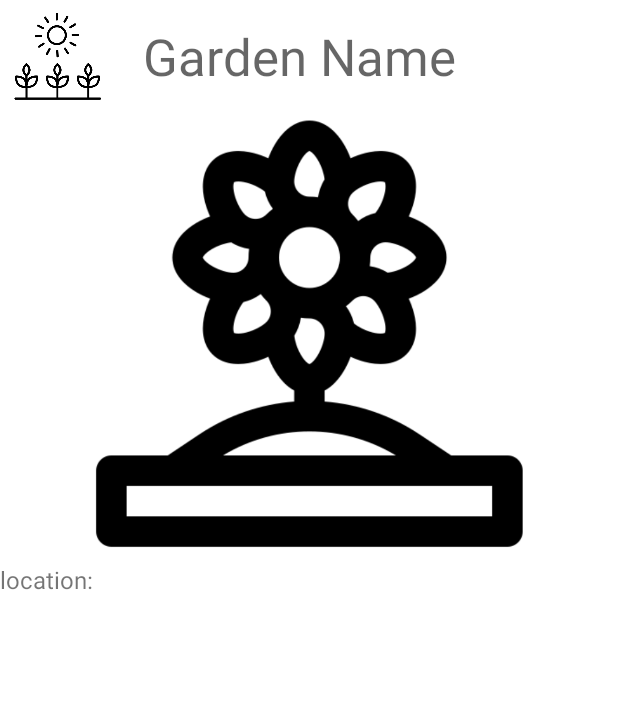
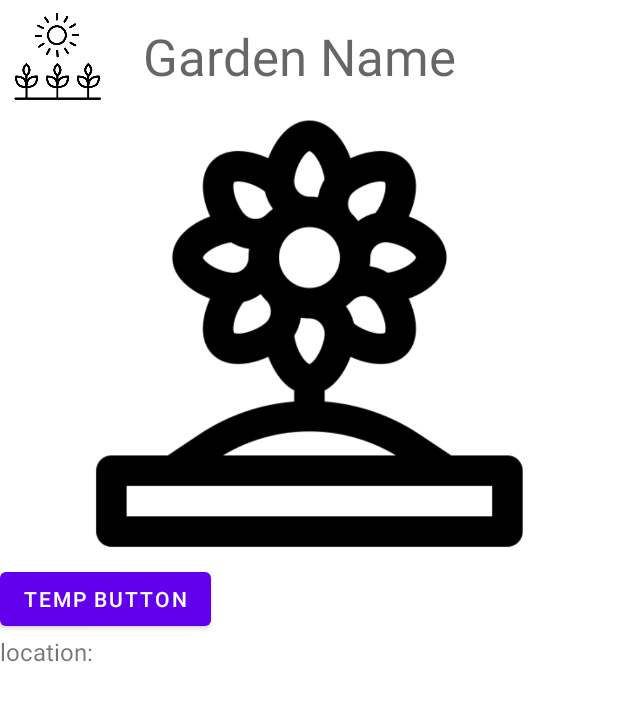
Before and after one commit to SMMotteler/Garden-Planner, an Android app: the layout item_garden.xml on its own in the app's theme, with its tools: preview values and no code run, on a phone screen of 412 x 824 dp. Shown: the top 701 px of the screen. Run offline under Robolectric (Android 15) with nearby library versions, the phone set to English and light mode, and no system bars.

Commit message:
made garden feed display changes

```diff
--- a/app/src/main/java/com/example/garden_planner/fragments/GardenFeedFragment.java
+++ b/app/src/main/java/com/example/garden_planner/fragments/GardenFeedFragment.java
@@ -72,4 +72,9 @@ public class GardenFeedFragment extends Fragment {
         });
     }
 
+    @Override
+    public void onResume() {
+        super.onResume();
+        GardenMethodHelper.queryGarden(userGardens, adapter, ParseUser.getCurrentUser());
+    }
 }
--- a/app/src/main/res/layout/activity_main.xml
+++ b/app/src/main/res/layout/activity_main.xml
@@ -8,8 +8,8 @@
 
     <FrameLayout
         android:id="@+id/flContainer"
-        android:layout_width="match_parent"
-        android:layout_height="match_parent"
+        android:layout_width="fill_parent"
+        android:layout_height="fill_parent"
         android:layout_above="@+id/bottomNavigation"
         >
 
--- a/app/src/main/res/layout/item_garden.xml
+++ b/app/src/main/res/layout/item_garden.xml
@@ -35,7 +35,11 @@
         android:id="@+id/ivGardenImage"
         android:layout_gravity="center"
         tools:src="@drawable/garden_icon"/>
-
+<Button
+    android:id="@+id/btDetailView"
+    android:text="temp button"
+    android:layout_width="wrap_content"
+    android:layout_height="wrap_content"/>
     <androidx.recyclerview.widget.RecyclerView
         android:id="@+id/rvPlants"
         android:layout_width="match_parent"
```
Also changed, not shown: app/src/main/java/com/example/garden_planner/adapters/GardenFeedAdapter.java (+13 -0 lines).
